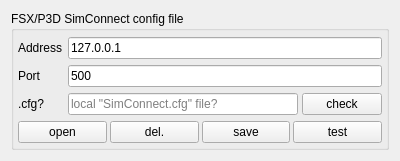
The window that src/plugins/simulator/fsxcommon/simconnectsettingscomponent.ui (swift-project/pilotclient) describes before a commit, drawn with Qt 5.
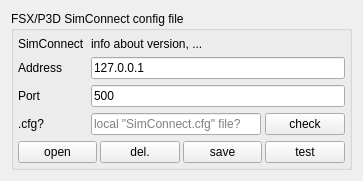
The same window after the commit.

Commit message: refs #910, display SimConnect info in settings

The edit to the form file:
```diff
--- a/src/plugins/simulator/fsxcommon/simconnectsettingscomponent.ui
+++ b/src/plugins/simulator/fsxcommon/simconnectsettingscomponent.ui
@@ -6,8 +6,8 @@
    <rect>
     <x>0</x>
     <y>0</y>
-    <width>400</width>
-    <height>159</height>
+    <width>363</width>
+    <height>179</height>
    </rect>
   </property>
   <property name="windowTitle">
@@ -32,14 +32,14 @@
       <property name="bottomMargin">
        <number>4</number>
       </property>
-      <item row="0" column="0">
+      <item row="1" column="0">
        <widget class="QLabel" name="lbl_SettingsFsxAddress">
         <property name="text">
          <string>Address</string>
         </property>
        </widget>
       </item>
-      <item row="0" column="1">
+      <item row="1" column="1">
        <widget class="QLineEdit" name="le_SettingsFsxAddress">
         <property name="text">
          <string>127.0.0.1</string>
@@ -52,14 +52,14 @@
         </property>
        </widget>
       </item>
-      <item row="1" column="0">
+      <item row="2" column="0">
        <widget class="QLabel" name="lbl_SettingsFsxPort">
         <property name="text">
          <string>Port</string>
         </property>
        </widget>
       </item>
-      <item row="1" column="1">
+      <item row="2" column="1">
        <widget class="QLineEdit" name="le_SettingsFsxPort">
         <property name="text">
          <string>500</string>
@@ -69,7 +69,7 @@
         </property>
        </widget>
       </item>
-      <item row="2" column="0">
+      <item row="3" column="0">
        <widget class="QLabel" name="lbl_SettingsFsxExistsSimconncetCfg">
         <property name="toolTip">
          <string>is 'SimConnect.cfg' available?</string>
@@ -79,7 +79,7 @@
         </property>
        </widget>
       </item>
-      <item row="2" column="1">
+      <item row="3" column="1">
        <widget class="QWidget" name="wi_SettingsFsxExistsSimconncetCfg" native="true">
         <layout class="QHBoxLayout" name="hl_SettingsFsxExistsSimconncetCfg">
          <property name="spacing">
@@ -129,7 +129,7 @@
         </layout>
        </widget>
       </item>
-      <item row="3" column="0" colspan="2">
+      <item row="4" column="0" colspan="2">
        <layout class="QHBoxLayout" name="hl_SettingsSimconnectCfgButtons">
         <property name="spacing">
          <number>3</number>
@@ -227,6 +227,23 @@
         </item>
        </layout>
       </item>
+      <item row="0" column="0">
+       <widget class="QLabel" name="lbl_SimConnect">
+        <property name="text">
+         <string>SimConnect</string>
+        </property>
+       </widget>
+      </item>
+      <item row="0" column="1">
+       <widget class="QLabel" name="lbl_SimConnectInfo">
+        <property name="text">
+         <string>info about version, ...</string>
+        </property>
+        <property name="wordWrap">
+         <bool>true</bool>
+        </property>
+       </widget>
+      </item>
      </layout>
     </widget>
    </item>
```
The commit also changes 2 other files.
